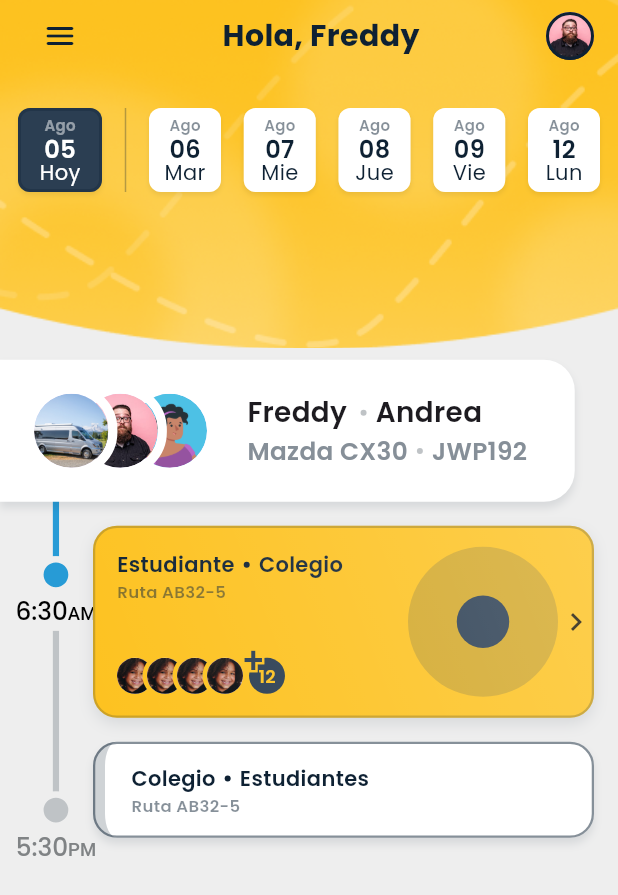
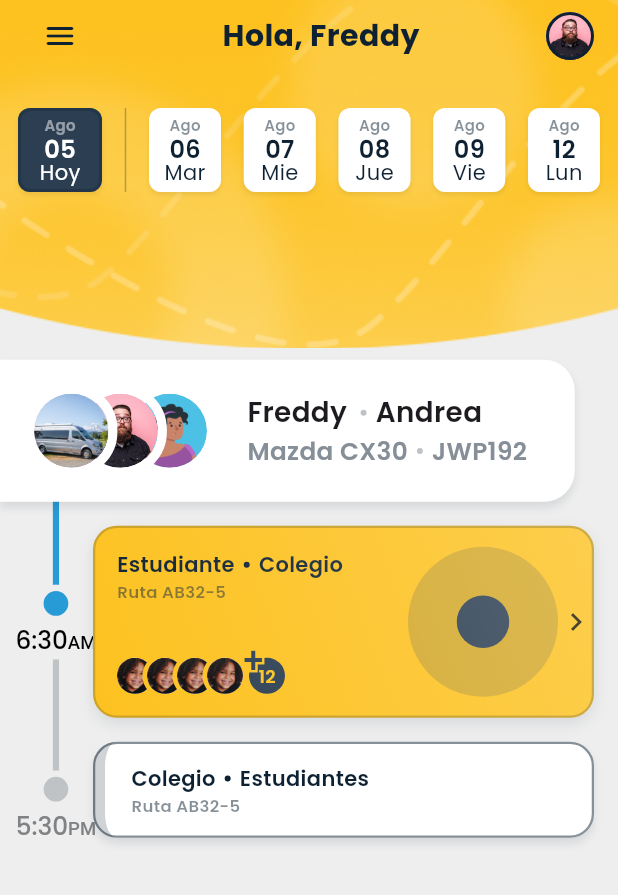
Before and after one commit to Francisco-V98/dashboard_busbanz_practice, a Flutter app: the PrincipalPage screen opened by its route, on a phone screen of 412 x 824 dp. Shown: the top 895 px of the screen. Run offline on Flutter 3.47's test engine with Material 3 defaults, Android fonts, the phone set to English and light mode, and no system bars; our stand-ins replace flutter_riverpod, go_router.

Commit message:
ajust timeline hight

```diff
--- a/lib/screens/Principal_Page/principal_page.dart
+++ b/lib/screens/Principal_Page/principal_page.dart
@@ -29,7 +29,7 @@ class BodySection extends StatelessWidget {
     return const Stack(
       children: [
         Padding(
-          padding: EdgeInsets.only(top: 24),
+          padding: EdgeInsets.only(top: 76),
           child: TimeLine(),
         ),
         Column(
--- a/lib/widgets/TImeLine_Container/time_line.dart
+++ b/lib/widgets/TImeLine_Container/time_line.dart
@@ -34,7 +34,7 @@ class TimeLineEvent extends StatelessWidget {
     final double circleSize = size.width * 0.06;
     final double lineWidth = size.width * 0.01;
     final double paddingHorizontal = size.width * 0.025;
-    final double verticalLineHeight = size.height * 0.13;
+    final double verticalLineHeight = size.height * 0.09;
 
     final hour = time.substring(0, time.length - 2);
     final period = time.substring(time.length - 2);
```
